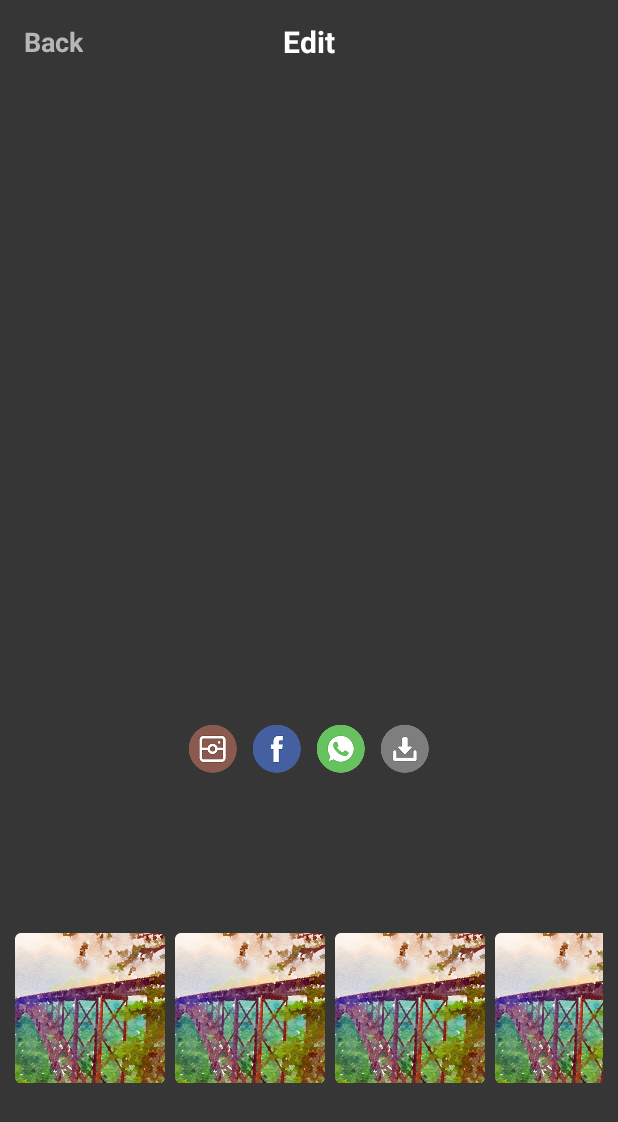
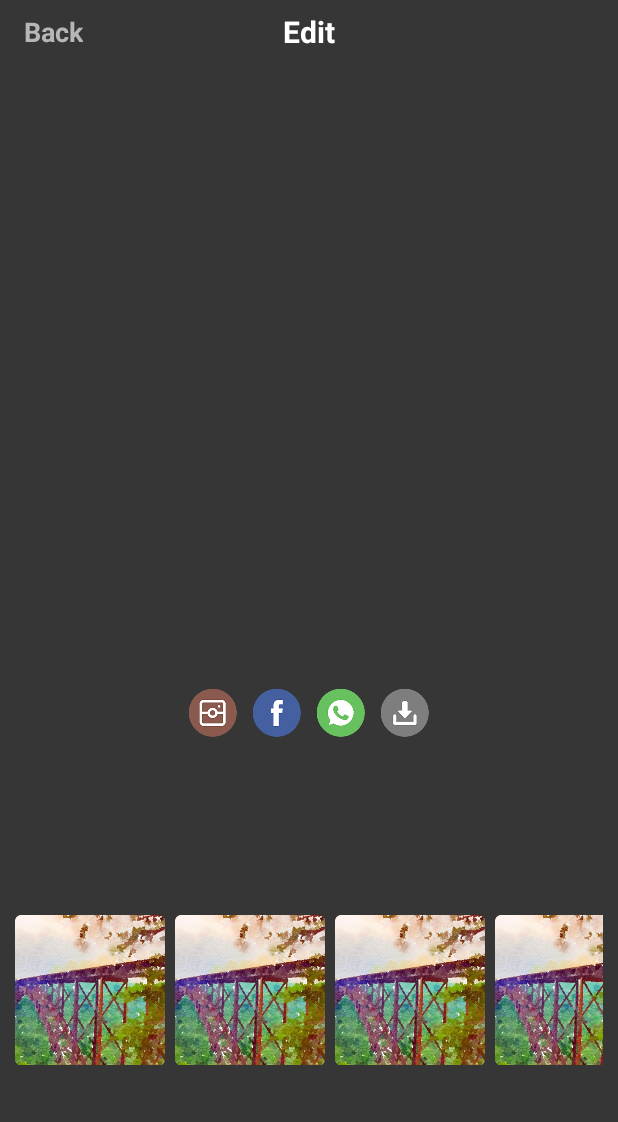
Before and after one commit to ProvisionLab/Dave_prisma, an Android app: the FilterActivity screen opened directly, with no data from a screen before it, on a phone screen of 412 x 824 dp. Shown: the top 1122 px of the screen. Run offline under Robolectric (Android 15) with nearby library versions, the phone set to English and light mode, and no system bars; pictures from the network do not load.

Commit message:
Fixed heights for hdpi phones

```diff
--- a/WaterColor/app/src/main/java/com/android/watercolor/activity/FilterActivity.java
+++ b/WaterColor/app/src/main/java/com/android/watercolor/activity/FilterActivity.java
@@ -9,6 +9,7 @@ import android.support.v7.widget.LinearLayoutManager;
 import android.support.v7.widget.RecyclerView;
 import android.support.v7.widget.Toolbar;
 import android.view.View;
+import android.widget.ImageButton;
 import android.widget.ImageView;
 import android.widget.TextView;
 
@@ -27,6 +28,10 @@ public class FilterActivity extends AppCompatActivity {
     private RecyclerView filterListRecyclerView;
     private String imagePath;
     private Uri imageUri;
+    private ImageButton instagramShareButton;
+    private ImageButton facebookShareButton;
+    private ImageButton whatsappShareButton;
+    private ImageButton downloadButton;
 
     @Override
     protected void onCreate(Bundle savedInstanceState) {
@@ -85,5 +90,37 @@ public class FilterActivity extends AppCompatActivity {
         FiltersAdapter filtersAdapter = new FiltersAdapter(this, filters);
         filterListRecyclerView.addItemDecoration(new FilterItemDecoration(10));
         filterListRecyclerView.setAdapter(filtersAdapter);
+
+        instagramShareButton = (ImageButton) findViewById(R.id.instagram_share);
+        instagramShareButton.setOnClickListener(new View.OnClickListener() {
+            @Override
+            public void onClick(View v) {
+
+            }
+        });
+
+        facebookShareButton = (ImageButton) findViewById(R.id.facebook_share);
+        facebookShareButton.setOnClickListener(new View.OnClickListener() {
+            @Override
+            public void onClick(View v) {
+
+            }
+        });
+
+        whatsappShareButton = (ImageButton) findViewById(R.id.whatsapp_share);
+        whatsappShareButton.setOnClickListener(new View.OnClickListener() {
+            @Override
+            public void onClick(View v) {
+
+            }
+        });
+
+        downloadButton = (ImageButton) findViewById(R.id.download);
+        downloadButton.setOnClickListener(new View.OnClickListener() {
+            @Override
+            public void onClick(View v) {
+
+            }
+        });
     }
 }
--- a/WaterColor/app/src/main/res/layout/activity_filter.xml
+++ b/WaterColor/app/src/main/res/layout/activity_filter.xml
@@ -24,7 +24,7 @@
         android:layout_width="match_parent"
         android:layout_height="wrap_content"
         android:gravity="center"
-        android:padding="10dp">
+        android:padding="@dimen/filter_padding">
 
         <ImageButton
             android:id="@+id/instagram_share"
@@ -68,7 +68,7 @@
             android:layout_width="match_parent"
             android:layout_height="wrap_content"
             android:layout_centerVertical="true"
-            android:paddingBottom="10dp"
+            android:paddingBottom="@dimen/filter_padding"
             android:paddingLeft="10dp"
             android:paddingRight="10dp" />
     </RelativeLayout>
--- a/WaterColor/app/src/main/res/layout/toolbar_custom.xml
+++ b/WaterColor/app/src/main/res/layout/toolbar_custom.xml
@@ -2,7 +2,7 @@
 <android.support.v7.widget.Toolbar xmlns:android="http://schemas.android.com/apk/res/android"
     android:id="@+id/toolbar"
     android:layout_width="match_parent"
-    android:layout_height="?attr/actionBarSize"
+    android:layout_height="@dimen/toolbar_height"
     android:background="@color/colorPrimary"
     android:minHeight="?attr/actionBarSize">
 
--- a/WaterColor/app/src/main/res/values-w820dp/dimens.xml
+++ b/WaterColor/app/src/main/res/values-w820dp/dimens.xml
@@ -1,6 +1,5 @@
 <resources>
-    <!-- Example customization of dimensions originally defined in res/values/dimens.xml
-         (such as screen margins) for screens with more than 820dp of available width. This
-         would include 7" and 10" devices in landscape (~960dp and ~1280dp respectively). -->
     <dimen name="activity_horizontal_margin">64dp</dimen>
+    <dimen name="toolbar_height">56dp</dimen>
+    <dimen name="filter_padding">10dp</dimen>
 </resources>
--- a/WaterColor/app/src/main/res/values/dimens.xml
+++ b/WaterColor/app/src/main/res/values/dimens.xml
@@ -1,5 +1,6 @@
 <resources>
-    <!-- Default screen margins, per the Android Design guidelines. -->
     <dimen name="activity_horizontal_margin">16dp</dimen>
     <dimen name="activity_vertical_margin">16dp</dimen>
+    <dimen name="toolbar_height">42dp</dimen>
+    <dimen name="filter_padding">0dp</dimen>
 </resources>
```
Also changed, not shown: WaterColor/app/src/main/res/drawable-hdpi/back.png, WaterColor/app/src/main/res/drawable-xhdpi/back.png, WaterColor/app/src/main/res/drawable-xxhdpi/back.png, WaterColor/app/src/main/res/drawable/back.png.
